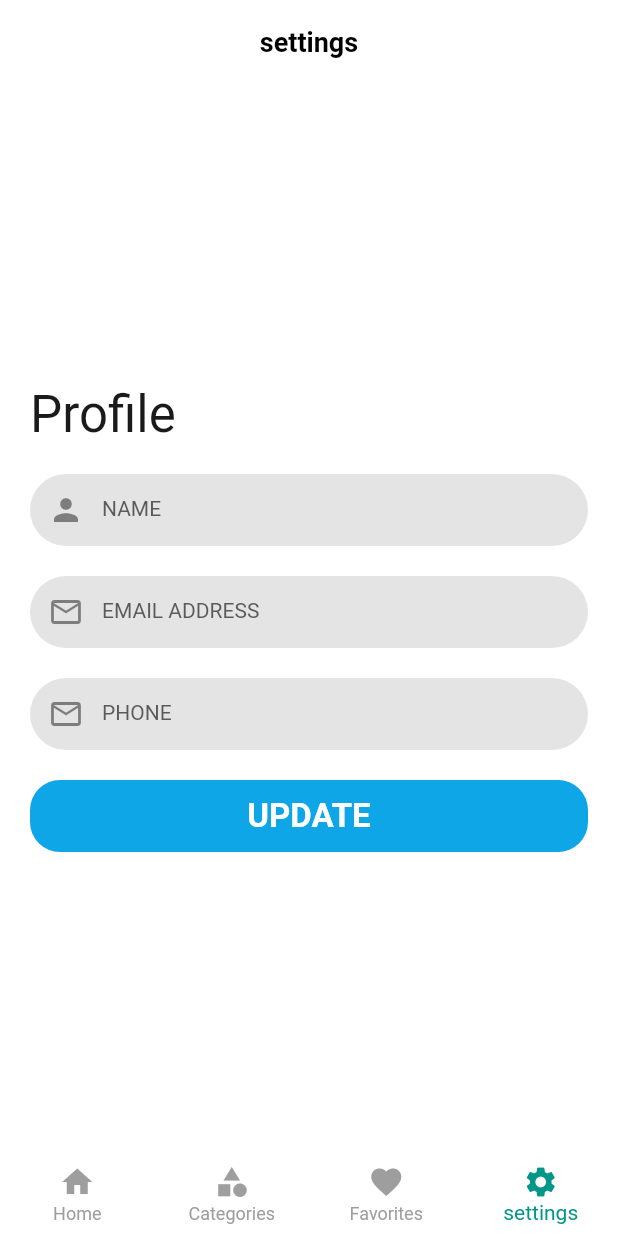
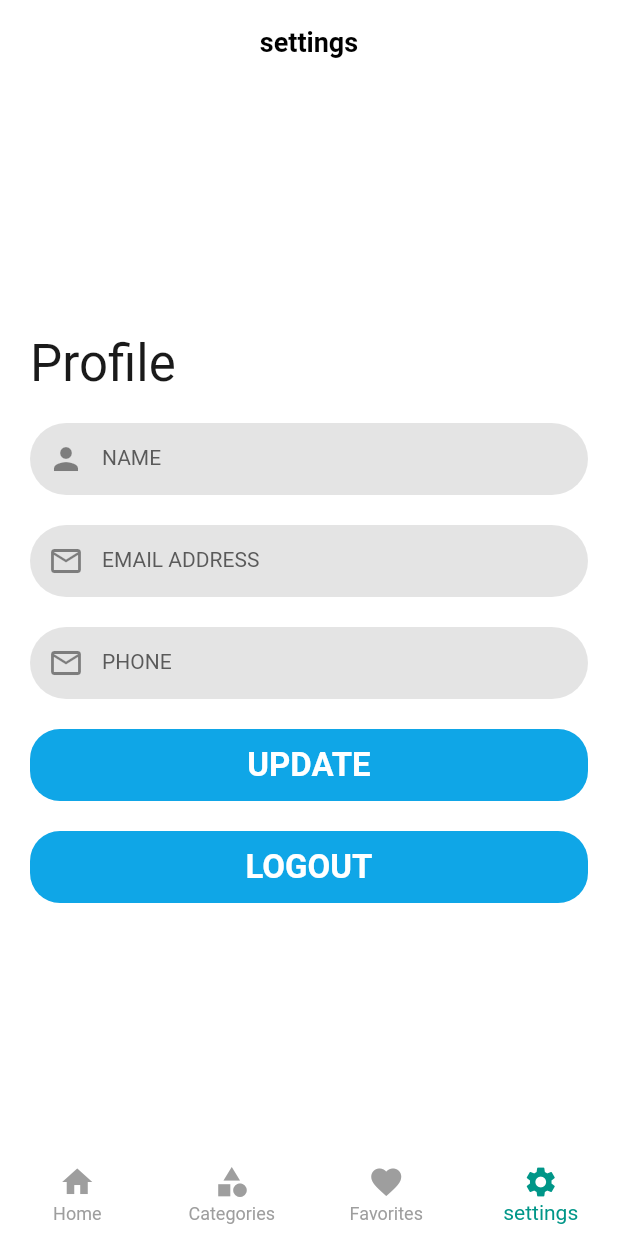
Before and after one commit to alyfadhel/update_shop_app, a Flutter app: the HomeLayout screen opened directly, item 4 of the bottom bar chosen, on a phone screen of 412 x 824 dp. Run offline on Flutter 3.47's test engine with Material 2 defaults, Android fonts, the phone set to English and light mode, and no system bars; our stand-ins replace bloc, carousel_slider, conditional_builder_null_safety, dartz, dio, equatable and 6 more; accounts and stored records are empty; network calls fail; Roboto replaces fonts that are missing (Montserrat).

Commit message:
sign out user

```diff
--- a/lib/core/network/end-points.dart
+++ b/lib/core/network/end-points.dart
@@ -1,3 +1,11 @@
+
+import 'package:flutter/cupertino.dart';
+import 'package:flutter/material.dart';
+import 'package:shared_preferences/shared_preferences.dart';
+import 'package:shop_now/core/layout/cubit/cubit.dart';
+import 'package:shop_now/core/service/service_locator.dart';
+import 'package:shop_now/features/login/presentation/screens/login.dart';
+import 'package:shop_now/features/on_boarding/on_boarding.dart';
 
 const String baseApiUrl = 'https://student.valuxapps.com';
 const String version = '/api';
@@ -10,6 +18,7 @@ const String updateProfileEndPoint = '/update-profile';
 const String searchEndPoint = '/products/search';
 const String changeFavoritesEndPoint = '/favorites';
 const String favoritesEndPoint = '/favorites';
+const String logoutEndPoint = '/logout';
 String categoriesDetailsEndPoint(int categoriesId)=> '/categories/$categoriesId';
 
 String productsDetailsEndPoint(int productsId)=>'/products/$productsId';
@@ -17,3 +26,15 @@ String productsDetailsEndPoint(int productsId)=>'/products/$productsId';
 
 
  String? token = '';
+
+ class Constance{
+  void singOut(context)async
+  {
+   sl<SharedPreferences>().remove('token').then((value)
+   {
+    if(value){
+     Navigator.pushReplacement(context, MaterialPageRoute(builder: (context) => const LoginScreen(),),);
+    }
+   });
+  }
+ }
--- a/lib/features/settings/presentation/screens/settings.dart
+++ b/lib/features/settings/presentation/screens/settings.dart
@@ -1,9 +1,12 @@
 import 'package:conditional_builder_null_safety/conditional_builder_null_safety.dart';
 import 'package:flutter/material.dart';
 import 'package:flutter_bloc/flutter_bloc.dart';
+import 'package:shared_preferences/shared_preferences.dart';
 import 'package:shop_now/core/layout/cubit/cubit.dart';
 import 'package:shop_now/core/layout/cubit/states.dart';
+import 'package:shop_now/core/network/end-points.dart';
 import 'package:shop_now/core/resources/color_manager.dart';
+import 'package:shop_now/core/service/service_locator.dart';
 import 'package:shop_now/features/settings/presentation/widgets/build_profile_item.dart';
 
 class SettingsScreen extends StatelessWidget {
@@ -13,7 +16,6 @@ class SettingsScreen extends StatelessWidget {
   Widget build(BuildContext context) {
     return BlocConsumer<HomeCubit,HomeStates>(
       listener: (context, state) {
-
       },
       builder: (context, state) {
         var cubit = HomeCubit.get(context);
@@ -21,7 +23,7 @@ class SettingsScreen extends StatelessWidget {
         cubit.emailController.text = cubit.profile!.data.email;
         cubit.phoneController.text = cubit.profile!.data.phone;
         return ConditionalBuilder(
-          condition: cubit.profile != null && true,
+          condition: cubit.profile != null,
           builder: (context) => BuildProfileItem(
               profile: cubit.profile!,
           ),
--- a/lib/features/settings/presentation/widgets/build_profile_item.dart
+++ b/lib/features/settings/presentation/widgets/build_profile_item.dart
@@ -3,6 +3,7 @@ import 'package:flutter/material.dart';
 import 'package:flutter_bloc/flutter_bloc.dart';
 import 'package:shop_now/core/layout/cubit/cubit.dart';
 import 'package:shop_now/core/layout/cubit/states.dart';
+import 'package:shop_now/core/network/end-points.dart';
 import 'package:shop_now/core/resources/color_manager.dart';
 import 'package:shop_now/core/resources/strings_manager.dart';
 import 'package:shop_now/core/resources/values_manager.dart';
@@ -12,6 +13,7 @@ import 'package:shop_now/features/settings/domain/entities/profile.dart';
 
 class BuildProfileItem extends StatelessWidget {
   final Profile profile;
+
 
   const BuildProfileItem({
     Key? key,
@@ -95,6 +97,18 @@ class BuildProfileItem extends StatelessWidget {
                   color: ColorManager.sWhite,
                 ),
               ),
+              const SizedBox(
+                height: AppSize.s20,
+              ),
+              MyButton(
+                onPressedTextButton: () {
+                 Constance().singOut(context);
+                },
+                text: 'logout',
+                style: Theme.of(context).textTheme.titleLarge!.copyWith(
+                  color: ColorManager.sWhite,
+                ),
+              ),
             ],
           ),
         ),
--- a/lib/main.dart
+++ b/lib/main.dart
@@ -9,7 +9,6 @@ import 'package:shop_now/core/resources/theme_manager.dart';
 import 'package:shop_now/core/service/service_locator.dart';
 import 'package:shop_now/features/login/presentation/screens/login.dart';
 import 'package:shop_now/features/on_boarding/on_boarding.dart';
-import 'package:shop_now/features/on_boarding/welcome_on_boarding/welcome_on_boarding.dart';
 
 void main() async{
   WidgetsFlutterBinding.ensureInitialized();
```
Also changed, not shown: lib/core/layout/cubit/cubit.dart (+6 -13 lines), lib/core/layout/cubit/states.dart (line endings or trailing spaces).
